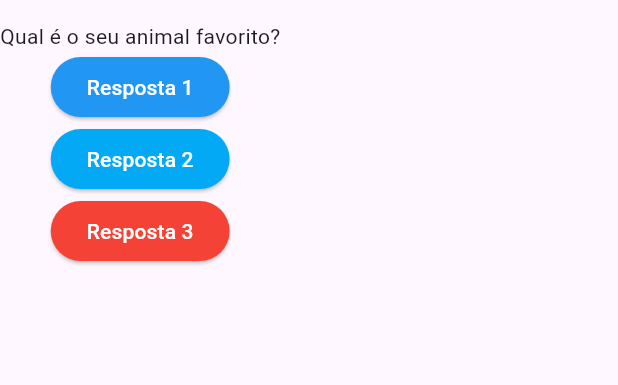
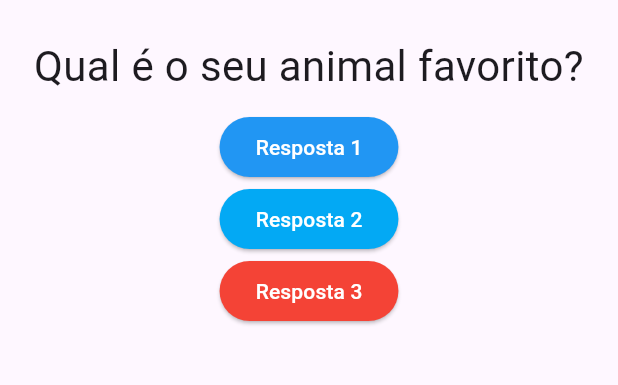
Before and after one commit to fabianomoreira/fullstack-botafogo-2025.1, a Flutter app: the screen it shows after launch, after a tap on "Resposta 1", on a phone screen of 412 x 824 dp, the part 63-448 px from its top. Run offline on Flutter 3.47's test engine with Material 3 defaults, Android fonts, the phone set to English and light mode, and no system bars.

Commit message:
Atualizações da aula de flutter

```diff
--- a/flutter/projetos/perguntas/lib/main.dart
+++ b/flutter/projetos/perguntas/lib/main.dart
@@ -1,23 +1,25 @@
 import 'package:flutter/material.dart';
+import 'package:perguntas/questao.dart';
 
-main() => runApp(PerguntaApp());
+main() => runApp(_PerguntaApp());
 
-class PerguntaAppState extends State<PerguntaApp>{
-  var perguntaSelecionada = 0;
+class _PerguntaAppState extends State<_PerguntaApp>{
+  var _perguntaSelecionada = 0;
+  final _perguntas = [
+    'Qual é a sua cor favorita?',
+    'Qual é o seu animal favorito?',
+    'Qual seu instrutor favorito?'
+  ];
 
   void responder(){
-    setState(() {
-      perguntaSelecionada++;
-    });
-
-    print(perguntaSelecionada);
+    if (_perguntaSelecionada < (_perguntas.length - 1)) {
+      setState(() {
+        _perguntaSelecionada++;
+      });
+    }
   }
 
   Widget build(BuildContext context){
-    final perguntas = [
-      'Qual é a sua cor favorita?',
-      'Qual é o seu animal favorito?'
-    ];
 
     return MaterialApp(
       home: Scaffold(
@@ -26,7 +28,7 @@ class PerguntaAppState extends State<PerguntaApp>{
         ),
         body: Column(
           children: <Widget>[
-            Text(perguntas[perguntaSelecionada]),
+            Questao(_perguntas[_perguntaSelecionada]),
             ElevatedButton(
               onPressed: responder,
               child: Text('Resposta 1'),
@@ -55,9 +57,9 @@ class PerguntaAppState extends State<PerguntaApp>{
   }
 }
 
-class PerguntaApp extends StatefulWidget{
+class _PerguntaApp extends StatefulWidget{
   @override
-  State<PerguntaApp> createState(){
-    return PerguntaAppState();
+  State<_PerguntaApp> createState(){
+    return _PerguntaAppState();
   }
 }
--- /dev/null
+++ b/flutter/projetos/perguntas/lib/questao.dart
@@ -0,0 +1,20 @@
+import 'package:flutter/material.dart';
+
+class Questao extends StatelessWidget {
+  String texto = '';
+
+  Questao(this.texto);
+
+  @override
+  Widget build(BuildContext context) {
+    return Container(
+           width: double.infinity,
+           margin: EdgeInsets.all(10),
+           child: Text(
+             texto,
+             style: TextStyle(fontSize: 28),
+             textAlign: TextAlign.center,
+           )
+          );
+  }
+}
```
Also changed, not shown: 1 other file.
